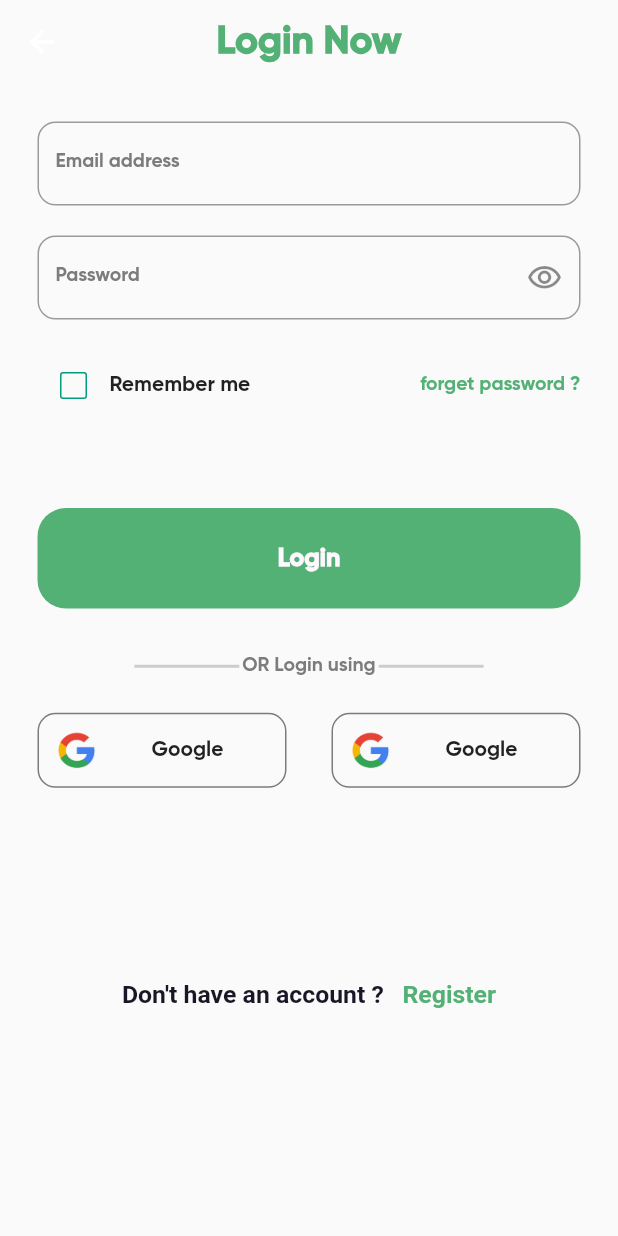
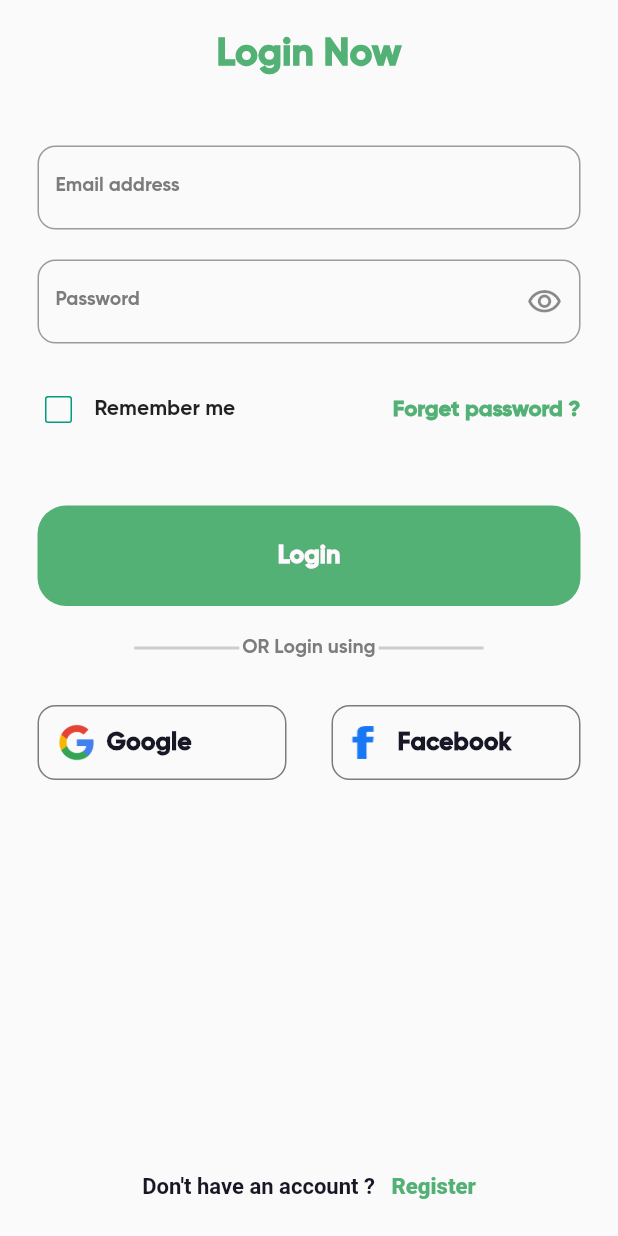
Before and after one commit to Nadersaye/nectar, a Flutter app: the screen it shows after launch, after a tap on "Login", on a phone screen of 412 x 824 dp. Run offline on Flutter 3.47's test engine with Material 2 defaults, Android fonts, the phone set to English and light mode, and no system bars; our stand-ins replace awesome_notifications, carousel_slider, conditional_builder_null_safety, dio, dots_indicator, flutter_bloc and 7 more; missing offline and left inert: animated_digit, flutter_stripe, material_dialogs, solid_bottom_sheet.

Commit message:
seperated many widgets to make the code better

```diff
--- a/lib/features/authentication/presentation/views/screens/login_view.dart
+++ b/lib/features/authentication/presentation/views/screens/login_view.dart
@@ -9,19 +9,9 @@ class LoginView extends StatelessWidget {
 
   @override
   Widget build(BuildContext context) {
-    return SafeArea(
+    return const SafeArea(
       child: Scaffold(
-        appBar: AppBar(
-          title: Text(
-            'Login Now',
-            style: Styles.styleBlackRussian28
-                .copyWith(color: AppColors.oceanGreen),
-          ),
-          centerTitle: true,
-          backgroundColor: Colors.transparent,
-          elevation: 0,
-        ),
-        body: const LoginViewBody(),
+        body: LoginViewBody(),
       ),
     );
   }
--- a/lib/features/authentication/presentation/views/widgets/Login widgets/another_option_authentication_text.dart
+++ /dev/null
@@ -1,27 +0,0 @@
-import 'package:flutter/gestures.dart';
-import 'package:flutter/material.dart';
-
-import '../../../../../../core/utils/colors.dart';
-import '../../../../../../core/utils/styles.dart';
-
-class AnotherOptionText extends StatelessWidget {
-  const AnotherOptionText({
-    super.key,
-  });
-
-  @override
-  Widget build(BuildContext context) {
-    return RichText(
-        textAlign: TextAlign.start,
-        text: TextSpan(children: [
-          TextSpan(
-              text: "Don't have an account ?   ",
-              style: Styles.styleBlackRussian18),
-          TextSpan(
-              text: "Register",
-              style: Styles.styleBlackRussian18
-                  .copyWith(color: AppColors.oceanGreen),
-              recognizer: TapGestureRecognizer()..onTap = () {})
-        ]));
-  }
-}
--- a/lib/features/authentication/presentation/views/widgets/Login widgets/custom_checkbox_row.dart
+++ b/lib/features/authentication/presentation/views/widgets/Login widgets/custom_checkbox_row.dart
@@ -32,8 +32,9 @@ class CustomCheckBoxRow extends StatelessWidget {
         GestureDetector(
           onTap: () {},
           child: Text(
-            'forget password ?',
-            style: Styles.styleGrey14.copyWith(color: AppColors.oceanGreen),
+            'Forget password ?',
+            style: Styles.styleMagnoliaWhite16.copyWith(
+                color: AppColors.oceanGreen, fontWeight: FontWeight.w700),
           ),
         )
       ],
--- /dev/null
+++ b/lib/features/authentication/presentation/views/widgets/Login widgets/custom_facebook_button.dart
@@ -0,0 +1,42 @@
+import 'package:flutter/material.dart';
+import 'package:nectar/core/utils/styles.dart';
+import '../../../../../../core/utils/colors.dart';
+
+class CustomFacebookButton extends StatelessWidget {
+  const CustomFacebookButton({
+    super.key,
+    this.image = 'assets/images/facebook.png',
+    this.socialmediaName = 'Facebook',
+  });
+  final String image;
+  final String socialmediaName;
+  @override
+  Widget build(BuildContext context) {
+    return Container(
+      padding: const EdgeInsets.all(5),
+      width: MediaQuery.of(context).size.width / 2 - 40,
+      height: 50,
+      decoration: BoxDecoration(
+          borderRadius: BorderRadius.circular(12),
+          border: Border.all(color: AppColors.grey)),
+      child: Row(
+        children: [
+          Padding(
+            padding: const EdgeInsets.fromLTRB(0, 8, 8, 8),
+            child: Image.asset(
+              image,
+              width: 30,
+              height: 30,
+              color: AppColors.facebookColor,
+              fit: BoxFit.fill,
+            ),
+          ),
+          Text(
+            socialmediaName,
+            style: Styles.styleBlackRussian18,
+          ),
+        ],
+      ),
+    );
+  }
+}
--- a/lib/features/authentication/presentation/views/widgets/Login widgets/custom_socialmedia_button.dart
+++ b/lib/features/authentication/presentation/views/widgets/Login widgets/custom_google_button.dart
@@ -1,12 +1,15 @@
 import 'package:flutter/material.dart';
-
+import 'package:nectar/core/utils/styles.dart';
 import '../../../../../../core/utils/colors.dart';
 
-class CustomSocialMediaButton extends StatelessWidget {
-  const CustomSocialMediaButton({
+class CustomGoogleButton extends StatelessWidget {
+  const CustomGoogleButton({
     super.key,
+    this.image = 'assets/images/google.png',
+    this.socialmediaName = 'Google',
   });
-
+  final String image;
+  final String socialmediaName;
   @override
   Widget build(BuildContext context) {
     return Container(
@@ -19,15 +22,15 @@ class CustomSocialMediaButton extends StatelessWidget {
       child: Row(
         children: [
           Image.asset(
-            'assets/images/google.png',
+            image,
             width: 40,
             height: 40,
-            fit: BoxFit.fill,
+            fit: BoxFit.contain,
           ),
-          const SizedBox(
-            width: 30,
+          Text(
+            socialmediaName,
+            style: Styles.styleBlackRussian18,
           ),
-          const Text('Google'),
         ],
       ),
     );
--- a/lib/features/authentication/presentation/views/widgets/Login widgets/custom_socialmedia_row.dart
+++ /dev/null
@@ -1,47 +0,0 @@
-import 'package:flutter/material.dart';
-
-import 'custom_socialmedia_button.dart';
-
-class CustomSocialMediaRow extends StatelessWidget {
-  const CustomSocialMediaRow({
-    super.key,
-  });
-
-  @override
-  Widget build(BuildContext context) {
-    return const Row(
-      crossAxisAlignment: CrossAxisAlignment.center,
-      mainAxisAlignment: MainAxisAlignment.spaceBetween,
-      children: [
-        CustomSocialMediaButton(),
-        CustomSocialMediaButton(),
-        /*Container(
-          padding: const EdgeInsets.all(5),
-          width: MediaQuery.of(context).size.width / 2 - 40,
-          height: 50,
-          decoration: BoxDecoration(
-              borderRadius: BorderRadius.circular(12),
-              border: Border.all(color: AppColors.grey)),
-          child: Row(
-            children: [
-              Padding(
-                padding: const EdgeInsets.symmetric(vertical: 5),
-                child: Image.asset(
-                  'assets/images/facebook.png',
-                  color: AppColors.facebookColor,
-                  width: 40,
-                  height: 40,
-                  fit: BoxFit.fill,
-                ),
-              ),
-              const SizedBox(
-                width: 30,
-              ),
-              const Text('Facebook'),
-            ],
-          ),
-        )*/
-      ],
-    );
-  }
-}
--- a/lib/features/authentication/presentation/views/widgets/Login widgets/login_view_body.dart
+++ b/lib/features/authentication/presentation/views/widgets/Login widgets/login_view_body.dart
@@ -1,16 +1,17 @@
 import 'package:conditional_builder_null_safety/conditional_builder_null_safety.dart';
 import 'package:flutter/material.dart';
 import 'package:flutter_bloc/flutter_bloc.dart';
-import 'package:flutter_screenutil/flutter_screenutil.dart';
 import 'package:nectar/core/models/toast_states.dart';
 import 'package:nectar/core/widgets/custom_authentication_textformfield.dart';
 import 'package:nectar/core/widgets/custom_button.dart';
+import '../../../../../../core/utils/colors.dart';
+import '../../../../../../core/utils/styles.dart';
 import '../../../../../../core/widgets/custom_toast_text.dart';
 import '../../../manager/cubit/login_cubit.dart';
-import 'another_option_authentication_text.dart';
+import '../another_option_authentication_text.dart';
 import 'custom_checkbox_row.dart';
-import 'custom_seperator_row.dart';
-import 'custom_socialmedia_row.dart';
+import '../custom_seperator_row.dart';
+import '../custom_socialmedia_row.dart';
 
 class LoginViewBody extends StatelessWidget {
   const LoginViewBody({super.key});
@@ -34,24 +35,45 @@ class LoginViewBody extends StatelessWidget {
       },
       builder: (context, state) {
         var loginCubit = LoginCubit.get(context);
-        return Padding(
-          padding: const EdgeInsets.all(25),
-          child: SingleChildScrollView(
+        return CustomScrollView(
+          physics: const BouncingScrollPhysics(),
+          slivers: [
+            SliverFillRemaining(
+              hasScrollBody: false,
               child: Form(
                 key: formkey,
                 child: Column(
                   mainAxisAlignment: MainAxisAlignment.center,
                   crossAxisAlignment: CrossAxisAlignment.end,
                   children: [
-                  InputLoginDetails(
+                    Padding(
+                      padding: const EdgeInsets.fromLTRB(0, 20, 0, 45),
+                      child: Center(
+                        child: Text(
+                          'Login Now',
+                          style: Styles.styleBlackRussian28
+                              .copyWith(color: AppColors.oceanGreen),
+                        ),
+                      ),
+                    ),
+                    Padding(
+                      padding: const EdgeInsets.symmetric(horizontal: 25),
+                      child: InputLoginDetails(
                           emailController: emailController,
                           passwordController: passwordController,
                           confirmPasswordController: confirmPasswordController,
                           loginCubit: loginCubit),
-                  CustomCheckBoxRow(loginCubit: loginCubit),
-                  SizedBox(
-                    height: MediaQuery.of(context).size.height * 0.07,
                     ),
+                    Padding(
+                      padding: const EdgeInsets.fromLTRB(15, 0, 25, 40),
+                      child: CustomCheckBoxRow(loginCubit: loginCubit),
+                    ),
+                    Padding(
+                      padding: const EdgeInsets.symmetric(horizontal: 25),
+                      child: Column(
+                        crossAxisAlignment: CrossAxisAlignment.start,
+                        mainAxisSize: MainAxisSize.min,
+                        children: [
                           Center(
                             child: ConditionalBuilder(
                               condition: state is! LoginLoadingState,
@@ -63,27 +85,31 @@ class LoginViewBody extends StatelessWidget {
                                   },
                                 );
                               },
-                      fallback: (context) => const CircularProgressIndicator(),
+                              fallback: (context) =>
+                                  const CircularProgressIndicator(),
                             ),
                           ),
-                  SizedBox(
-                    height: MediaQuery.of(context).size.height * 0.037,
+                          const SizedBox(
+                            height: 20,
                           ),
                           const CustomSeperatorRow(),
-                  SizedBox(
-                    height: MediaQuery.of(context).size.height * 0.028,
+                          const SizedBox(
+                            height: 30,
                           ),
                           const CustomSocialMediaRow(),
-                  SizedBox(
-                    height: 140.h,
+                        ],
                       ),
-                  const Center(
-                    child: AnotherOptionText(),
+                    ),
+                    const Spacer(),
+                    const Padding(
+                      padding: EdgeInsets.only(bottom: 25),
+                      child: Center(child: AnotherOptionText()),
                     )
                   ],
                 ),
               ),
             ),
+          ],
         );
       },
     );
--- /dev/null
+++ b/lib/features/authentication/presentation/views/widgets/another_option_authentication_text.dart
@@ -0,0 +1,33 @@
+import 'package:flutter/gestures.dart';
+import 'package:flutter/material.dart';
+
+import '../../../../../core/utils/colors.dart';
+import '../../../../../core/utils/styles.dart';
+
+class AnotherOptionText extends StatelessWidget {
+  const AnotherOptionText({
+    super.key,
+    this.optionMessage = "Don't have an account ?   ",
+    this.signType = "Register",
+    this.onTap,
+  });
+  final String optionMessage;
+  final String signType;
+  final Function()? onTap;
+  @override
+  Widget build(BuildContext context) {
+    return RichText(
+        textAlign: TextAlign.start,
+        text: TextSpan(children: [
+          TextSpan(
+              text: optionMessage,
+              style: Styles.styleMagnoliaWhite16
+                  .copyWith(color: AppColors.blackRussian)),
+          TextSpan(
+              text: signType,
+              style: Styles.styleMagnoliaWhite16.copyWith(
+                  color: AppColors.oceanGreen, fontWeight: FontWeight.w900),
+              recognizer: TapGestureRecognizer()..onTap = onTap)
+        ]));
+  }
+}
--- a/lib/features/authentication/presentation/views/widgets/Login widgets/custom_seperator_row.dart
+++ b/lib/features/authentication/presentation/views/widgets/custom_seperator_row.dart
@@ -1,13 +1,11 @@
 import 'package:flutter/material.dart';
 
-import '../../../../../../core/utils/styles.dart';
-import 'custom_seperator_authentication.dart';
+import '../../../../../core/utils/styles.dart';
+import 'Login widgets/custom_seperator_authentication.dart';
 
 class CustomSeperatorRow extends StatelessWidget {
-  const CustomSeperatorRow({
-    super.key,
-  });
-
+  const CustomSeperatorRow({super.key, this.typeSeperatorText = 'Login'});
+  final String typeSeperatorText;
   @override
   Widget build(BuildContext context) {
     return Row(
@@ -18,7 +16,7 @@ class CustomSeperatorRow extends StatelessWidget {
           width: 2,
         ),
         Text(
-          'OR Login using',
+          'OR $typeSeperatorText using',
           style: Styles.styleGrey14,
         ),
         const SizedBox(
--- /dev/null
+++ b/lib/features/authentication/presentation/views/widgets/custom_socialmedia_row.dart
@@ -0,0 +1,18 @@
+import 'package:flutter/material.dart';
+import 'Login widgets/custom_facebook_button.dart';
+import 'Login widgets/custom_google_button.dart';
+
+class CustomSocialMediaRow extends StatelessWidget {
+  const CustomSocialMediaRow({
+    super.key,
+  });
+
+  @override
+  Widget build(BuildContext context) {
+    return const Row(
+      crossAxisAlignment: CrossAxisAlignment.center,
+      mainAxisAlignment: MainAxisAlignment.spaceBetween,
+      children: [CustomGoogleButton(), CustomFacebookButton()],
+    );
+  }
+}
```
Lines whose indentation alone changed are shown as unchanged.
